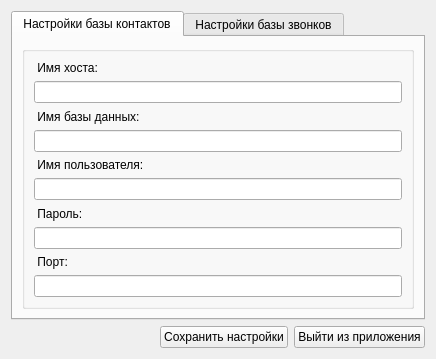
This is src/DatabasesConnectDialog.ui in okostynchuk/Outcall as Qt 5 draws it before an edit. The edited form follows.
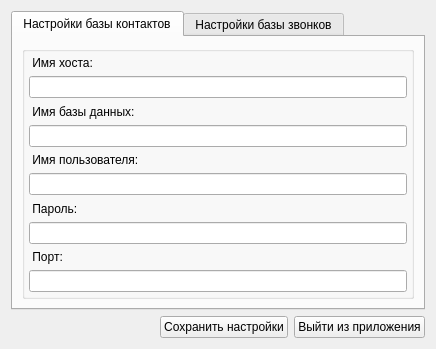
This is the edited form. Icons and pictures are not drawn.

Diff of the .ui file:
```diff
--- a/src/DatabasesConnectDialog.ui
+++ b/src/DatabasesConnectDialog.ui
@@ -7,7 +7,7 @@
     <x>0</x>
     <y>0</y>
     <width>436</width>
-    <height>343</height>
+    <height>340</height>
    </rect>
   </property>
   <property name="maximumSize">
@@ -46,6 +46,18 @@
           <string/>
          </property>
          <layout class="QVBoxLayout" name="verticalLayout_6">
+          <property name="leftMargin">
+           <number>4</number>
+          </property>
+          <property name="topMargin">
+           <number>4</number>
+          </property>
+          <property name="rightMargin">
+           <number>4</number>
+          </property>
+          <property name="bottomMargin">
+           <number>4</number>
+          </property>
           <item>
            <widget class="QLabel" name="serverLabel_2">
             <property name="focusPolicy">
@@ -159,6 +171,18 @@
           <string/>
          </property>
          <layout class="QGridLayout" name="gridLayout">
+          <property name="leftMargin">
+           <number>4</number>
+          </property>
+          <property name="topMargin">
+           <number>4</number>
+          </property>
+          <property name="rightMargin">
+           <number>4</number>
+          </property>
+          <property name="bottomMargin">
+           <number>4</number>
+          </property>
           <item row="0" column="0">
            <widget class="QLabel" name="serverLabel_3">
             <property name="text">
```
